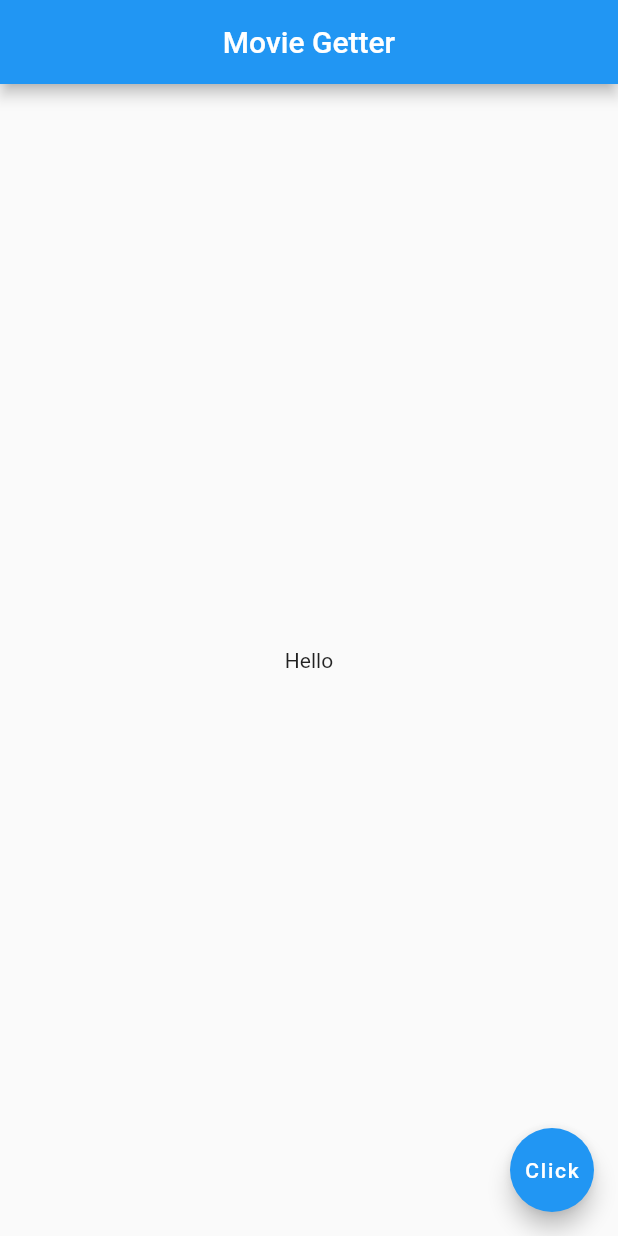
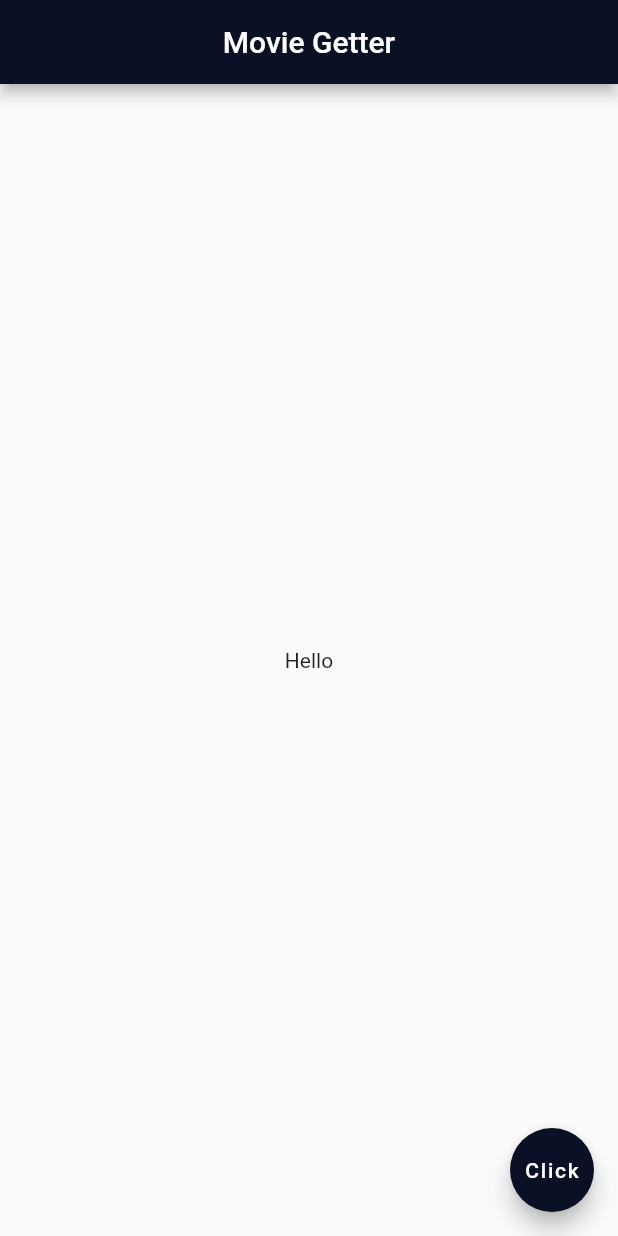
Before and after one commit to sebcrisan/omdb-flutter, a Flutter app: the screen it shows after launch, on a phone screen of 412 x 824 dp. Run offline on Flutter 3.47's test engine with Material 2 defaults, Android fonts, the light colour scheme and no system bars; our stand-ins replace logger.

Commit message:
feat: :lipstick: change color

```diff
--- a/lib/main.dart
+++ b/lib/main.dart
@@ -18,12 +18,14 @@ class MyApp extends StatelessWidget {
         appBar: AppBar(
           title: const Text("Movie Getter"),
           centerTitle: true,
+          backgroundColor: Color.fromARGB(255, 11, 17, 36),
         ),
         body: const Center(
           child: Text("Hello"),
         ),
         floatingActionButton: FloatingActionButton(
           onPressed: buttonPressed,
+          backgroundColor: Color.fromARGB(255, 11, 17, 36),
           child: const Text("Click"),
         ),
       ),
```
